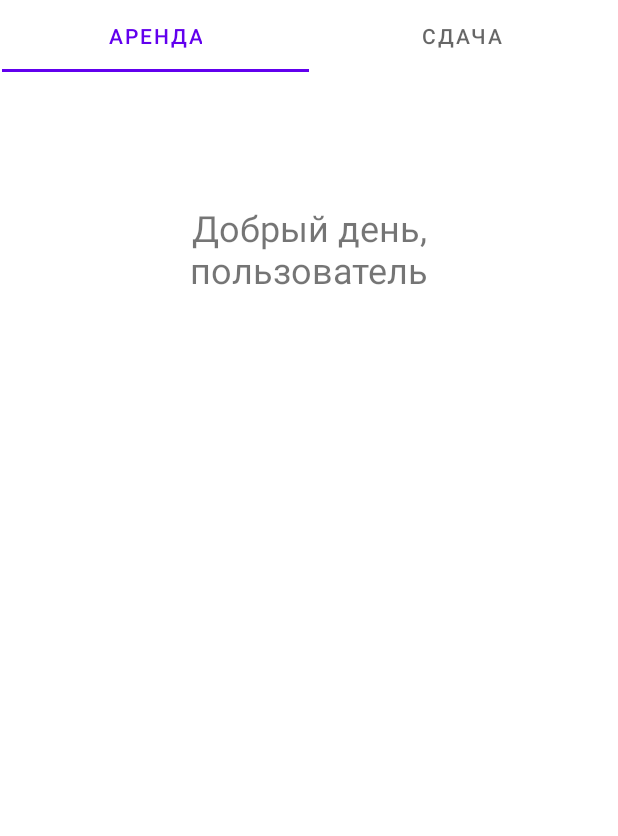
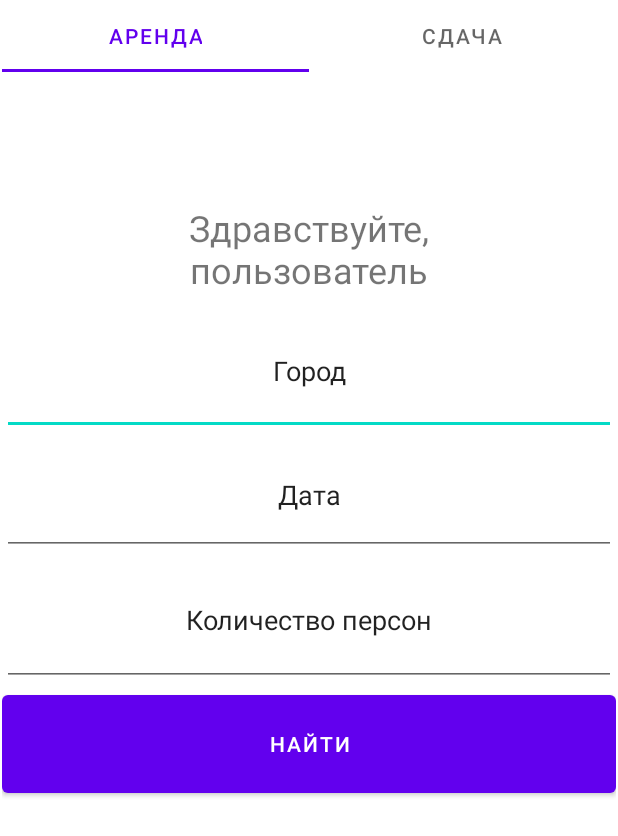
Before and after one commit to rbktech/RentOnline, an Android app: the CRentFragment screen opened directly, with no data from a screen before it, on a phone screen of 412 x 824 dp. Shown: the top 836 px of the screen. Run offline under Robolectric (Android 15) with nearby library versions, the phone set to English and light mode, and no system bars; libraries missing offline, so code that uses them is left out: com.fonekey.

Commit message:
Add edit text on fragment_rent

```diff
--- a/app/src/main/java/com/fonekey/mainpage/CSurrenderFragment.java
+++ b/app/src/main/java/com/fonekey/mainpage/CSurrenderFragment.java
@@ -15,5 +15,8 @@ public class CSurrenderFragment extends Fragment {
     @Override
     public View onCreateView(@NonNull LayoutInflater inflater, @Nullable ViewGroup container, @Nullable Bundle savedInstanceState) {
         return inflater.inflate(R.layout.fragment_surrender, container, false);
+
+
+
     }
 }
--- a/app/src/main/res/layout/fragment_rent.xml
+++ b/app/src/main/res/layout/fragment_rent.xml
@@ -21,8 +21,41 @@
             android:layout_height="77dp"
             android:clickable="false"
             android:gravity="center_horizontal|center_vertical"
-            android:text="Добрый день,\nпользователь"
+            android:text="Здравствуйте,\nпользователь"
             android:textSize="24sp" />
+
+        <EditText
+            android:id="@+id/editTextTextPersonName"
+            android:layout_width="match_parent"
+            android:layout_height="85dp"
+            android:ems="10"
+            android:gravity="center_horizontal|center_vertical"
+            android:inputType="textPersonName"
+            android:text="Город" />
+
+        <EditText
+            android:id="@+id/editTextTextPersonName4"
+            android:layout_width="match_parent"
+            android:layout_height="80dp"
+            android:ems="10"
+            android:gravity="center_horizontal|center_vertical"
+            android:inputType="textPersonName"
+            android:text="Дата" />
+
+        <EditText
+            android:id="@+id/editTextTextPersonName3"
+            android:layout_width="match_parent"
+            android:layout_height="87dp"
+            android:ems="10"
+            android:gravity="center_horizontal|center_vertical"
+            android:inputType="textPersonName"
+            android:text="Количество персон" />
+
+        <Button
+            android:id="@+id/button3"
+            android:layout_width="match_parent"
+            android:layout_height="77dp"
+            android:text="Найти" />
 
     </LinearLayout>
 </FrameLayout>
```
Also changed, not shown: app/src/main/res/layout/fragment_surrender.xml (+3 -33 lines).
